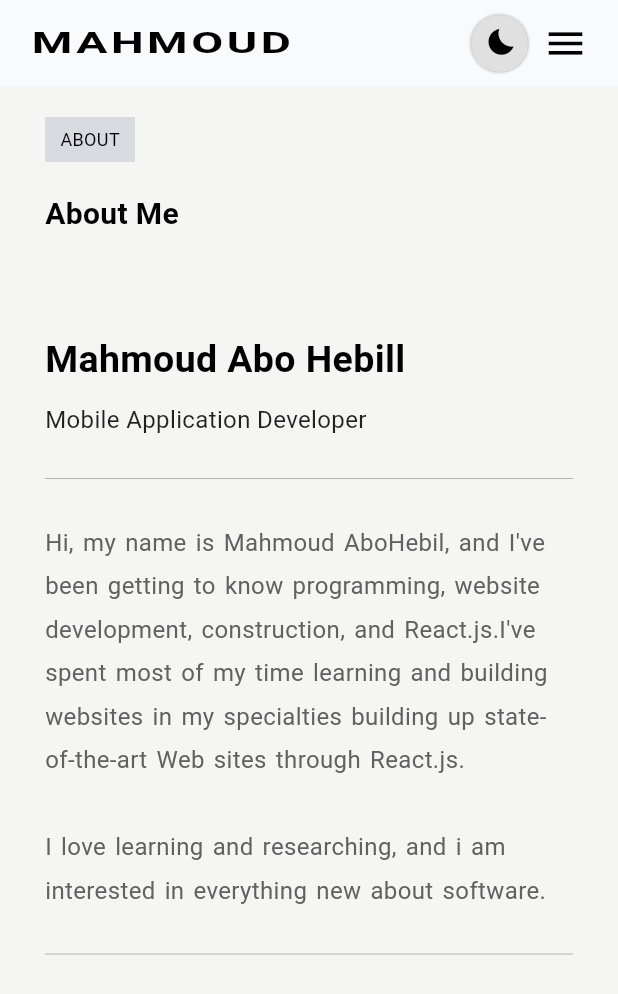
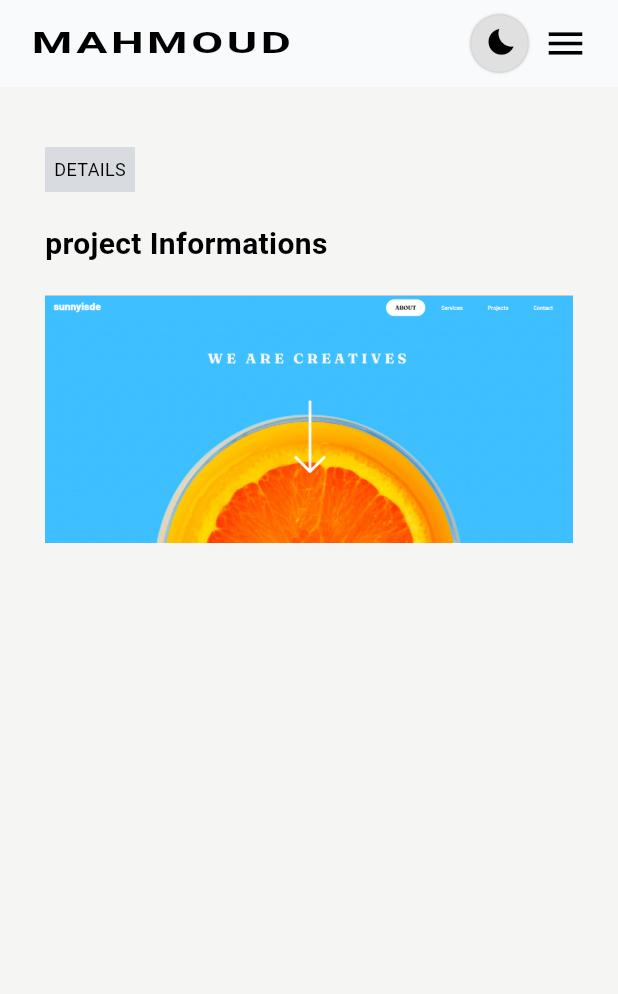
Before and after one commit to MahmoudAboHebil/my_portfolio_web_flutter, a Flutter app: the DetailsSection screen opened by its route, on a phone screen of 412 x 824 dp. Shown: the top 994 px of the screen. Run offline on Flutter 3.47's test engine with Material 3 defaults, Android fonts, the phone set to English and light mode, and no system bars; our stand-ins replace animated_text_kit, font_awesome_flutter, get_it, google_fonts, percent_indicator.

Commit message:
adding Details-section`s content

```diff
--- a/lib/sections/details_section/details_section.dart
+++ b/lib/sections/details_section/details_section.dart
@@ -1,13 +1,8 @@
 import 'dart:async';
-import 'dart:math';
 import 'package:flutter/material.dart';
 import 'package:google_fonts/google_fonts.dart';
-import 'package:percent_indicator/linear_percent_indicator.dart';
-import 'package:portfolio_2/components/section_title/section_title.dart';
-import 'package:portfolio_2/sections/home_section/components/animated_image.dart';
-import 'package:portfolio_2/sections/home_section/components/name_and_description.dart';
+import '../../components/section_title/section_title.dart';
 
-///todo: fix the padding or margin around wight box
 class DetailsSection extends StatefulWidget {
   @override
   State<DetailsSection> createState() => _DetailsSectionState();
@@ -17,17 +12,18 @@ class _DetailsSectionState extends State<DetailsSection>
     with SingleTickerProviderStateMixin {
   late AnimationController _animationController;
   late Animation<double> animation;
+
   @override
   void initState() {
     super.initState();
     _animationController = AnimationController(
       vsync: this,
-      duration: Duration(milliseconds: 800),
+      duration: Duration(seconds: 1, milliseconds: 500),
     );
     animation =
         CurvedAnimation(parent: _animationController, curve: Curves.easeInOut);
     Timer(
-      Duration(milliseconds: 300),
+      Duration(milliseconds: 200),
       () => _animationController.forward(),
     );
   }
@@ -42,80 +38,34 @@ class _DetailsSectionState extends State<DetailsSection>
   Widget detailsContent(Size size) {
     if (size.width >= 1046) {
       return Container(
+        alignment: Alignment.center,
+        child: Column(
+          mainAxisAlignment: MainAxisAlignment.start,
+          crossAxisAlignment: CrossAxisAlignment.center,
+          children: [
+            Container(
+              margin: EdgeInsets.symmetric(horizontal: 30, vertical: 20),
+              width: size.width > 1046 ? 900 : 775,
               child: Column(
                 mainAxisAlignment: MainAxisAlignment.start,
                 crossAxisAlignment: CrossAxisAlignment.start,
                 children: [
-            Container(
-              padding: EdgeInsets.symmetric(horizontal: 30, vertical: 20),
-              child: Column(
-                mainAxisAlignment: MainAxisAlignment.start,
-                crossAxisAlignment: CrossAxisAlignment.start,
-                children: [
+                  SectionTitle('project Informations', 'DETAILS', 60, 30),
                   SizedBox(
-                    height: 30,
+                    height: 20,
                   ),
-                  SectionTitle('About Me', 'ABOUT', 60, 30),
+                  ImageDetails(size, 1),
                   SizedBox(
-                    height: 30,
-                  ),
-                  // ImageContainer(
-                  //   size: size,
-                  //   isBiggerLayout: true,
-                  //   image: "assets/images/port.png",
-                  // ),
-                  SizedBox(
-                    height: 35,
+                    height: 5,
                   ),
                   Text(
-                    'Mahmoud Abo Hebill',
+                    'Sunnyside Agency Landing',
                     style: GoogleFonts.roboto(
                       color: Colors.black,
-                      fontSize: 25,
-                      fontWeight: FontWeight.bold,
+                      fontSize: 22,
+                      fontWeight: FontWeight.w600,
                     ),
-                  ),
-                  SizedBox(
-                    height: 10,
-                  ),
-                  Text(
-                    'Mobile Application Developer',
-                    style: GoogleFonts.roboto(
-                      color: Colors.black87,
-                      fontSize: 16,
-                    ),
-                  ),
-                  Container(
-                    margin: EdgeInsets.symmetric(vertical: 20),
-                    child: Divider(
-                      color: Colors.grey.shade500,
-                      thickness: 0.5,
-                    ),
-                  ),
-                  Row(
-                    mainAxisAlignment: MainAxisAlignment.start,
-                    children: [
-                      Expanded(
-                        child: Text(
-                          'Hi, my name is Mahmoud AboHebil, and I\'ve been getting to know programming, website development, construction, and React.js.I\'ve spent most of my time learning and building websites in my specialties building up state-of-the-art Web sites through React.js.\n\nI love learning and researching, and i am interested in everything new about software.',
-                          style: GoogleFonts.roboto(
-                              color: Colors.grey.shade700,
-                              height: 1.8,
-                              fontSize: 16,
-                              wordSpacing: 1.8),
-                          maxLines: 15,
-                          textAlign: TextAlign.start,
-                        ),
-                      ),
-                    ],
-                  ),
-                  Container(
-                    margin: EdgeInsets.symmetric(vertical: 20),
-                    child: Divider(
-                      color: Colors.grey.shade500,
-                      thickness: 0.5,
-                    ),
-                  ),
+                  )
                 ],
               ),
             ),
@@ -124,77 +74,24 @@ class _DetailsSectionState extends State<DetailsSection>
       );
     } else if (size.width < 1046 && size.width >= 650) {
       return Container(
+        alignment: Alignment.center,
         child: Column(
           mainAxisAlignment: MainAxisAlignment.start,
-          crossAxisAlignment: CrossAxisAlignment.start,
+          crossAxisAlignment: CrossAxisAlignment.center,
           children: [
             Container(
+              alignment: Alignment.center,
+              width: 800,
               padding: EdgeInsets.symmetric(horizontal: 30, vertical: 20),
               child: Column(
                 mainAxisAlignment: MainAxisAlignment.start,
                 crossAxisAlignment: CrossAxisAlignment.start,
                 children: [
-                  SectionTitle('About Me', 'ABOUT', 60, 28),
+                  SectionTitle('project Informations', 'DETAILS', 60, 28),
                   SizedBox(
-                    height: 30,
+                    height: 20,
                   ),
-                  // ImageContainer(
-                  //   size: size,
-                  //   isBiggerLayout: false,
-                  //   image: "assets/images/port.png",
-                  // ),
-                  SizedBox(
-                    height: 35,
-                  ),
-                  Text(
-                    'Mahmoud Abo Hebill',
-                    style: GoogleFonts.roboto(
-                      color: Colors.black,
-                      fontSize: 25,
-                      fontWeight: FontWeight.bold,
-                    ),
-                  ),
-                  SizedBox(
-                    height: 10,
-                  ),
-                  Text(
-                    'Mobile Application Developer',
-                    style: GoogleFonts.roboto(
-                      color: Colors.black87,
-                      fontSize: 16,
-                    ),
-                  ),
-                  Container(
-                    margin: EdgeInsets.symmetric(vertical: 20),
-                    child: Divider(
-                      color: Colors.grey.shade500,
-                      thickness: 0.5,
-                    ),
-                  ),
-                  Row(
-                    mainAxisAlignment: MainAxisAlignment.start,
-                    children: [
-                      Expanded(
-                        child: Text(
-                          'Hi, my name is Mahmoud AboHebil, and I\'ve been getting to know programming, website development, construction, and React.js.I\'ve spent most of my time learning and building websites in my specialties building up state-of-the-art Web sites through React.js.\n\nI love learning and researching, and i am interested in everything new about software.',
-                          style: GoogleFonts.roboto(
-                              color: Colors.grey.shade700,
-                              height: 1.8,
-                              fontSize: 16,
-                              wordSpacing: 1.8),
-                          maxLines: 15,
-                          textAlign: TextAlign.start,
-                        ),
-                      ),
-                    ],
-                  ),
-                  Container(
-                    margin: EdgeInsets.symmetric(vertical: 20),
-                    child: Divider(
-                      color: Colors.grey.shade500,
-                      thickness: 0.5,
-                    ),
-                  ),
+                  ImageDetails(size, 2)
                 ],
               ),
             ),
@@ -214,67 +111,11 @@ class _DetailsSectionState extends State<DetailsSection>
                 crossAxisAlignment: CrossAxisAlignment.start,
                 mainAxisAlignment: MainAxisAlignment.start,
                 children: [
-                  SectionTitle('About Me', 'ABOUT', 60, 20),
+                  SectionTitle('project Informations', 'DETAILS', 60, 20),
                   SizedBox(
-                    height: 30,
+                    height: 20,
                   ),
-                  // ImageContainer(
-                  //   size: size,
-                  //   isBiggerLayout: false,
-                  //   image: "assets/images/port.png",
-                  // ),
-                  SizedBox(
-                    height: 35,
-                  ),
-                  Text(
-                    'Mahmoud Abo Hebill',
-                    style: GoogleFonts.roboto(
-                      color: Colors.black,
-                      fontSize: 25,
-                      fontWeight: FontWeight.bold,
-                    ),
-                  ),
-                  SizedBox(
-                    height: 10,
-                  ),
-                  Text(
-                    'Mobile Application Developer',
-                    style: GoogleFonts.roboto(
-                      color: Colors.black87,
-                      fontSize: 16,
-                    ),
-                  ),
-                  Container(
-                    margin: EdgeInsets.symmetric(vertical: 20),
-                    child: Divider(
-                      color: Colors.grey.shade500,
-                      thickness: 0.5,
-                    ),
-                  ),
-                  Row(
-                    mainAxisAlignment: MainAxisAlignment.start,
-                    children: [
-                      Expanded(
-                        child: Text(
-                          'Hi, my name is Mahmoud AboHebil, and I\'ve been getting to know programming, website development, construction, and React.js.I\'ve spent most of my time learning and building websites in my specialties building up state-of-the-art Web sites through React.js.\n\nI love learning and researching, and i am interested in everything new about software.',
-                          style: GoogleFonts.roboto(
-                              color: Colors.grey.shade700,
-                              height: 1.8,
-                              fontSize: 16,
-                              wordSpacing: 1.8),
-                          maxLines: 15,
-                          textAlign: TextAlign.start,
-                        ),
-                      ),
-                    ],
-                  ),
-                  Container(
-                    margin: EdgeInsets.symmetric(vertical: 20),
-                    child: Divider(
-                      color: Colors.grey.shade500,
-                      thickness: 0.5,
-                    ),
-                  ),
+                  ImageDetails(size, 3)
                 ],
               ),
             ),
@@ -288,7 +129,9 @@ class _DetailsSectionState extends State<DetailsSection>
   Widget build(BuildContext context) {
     Size size = MediaQuery.of(context).size;
 
-    return SlideTransition(
+    return SingleChildScrollView(
+      primary: true,
+      child: SlideTransition(
         position: Tween<Offset>(
           begin: Offset(-0.1, 0),
           end: Offset.zero,
@@ -298,9 +141,64 @@ class _DetailsSectionState extends State<DetailsSection>
           child: Container(
             color: Color(0xfff5f5f4),
             alignment: Alignment.topLeft,
+            padding: EdgeInsets.only(
+              top: 20,
+            ),
             child: detailsContent(size),
+          ),
         ),
       ),
     );
   }
 }
+
+class ImageDetails extends StatefulWidget {
+  Size size;
+  int layout;
+
+  ImageDetails(this.size, this.layout);
+
+  @override
+  State<ImageDetails> createState() => _ImageDetailsState();
+}
+
+class _ImageDetailsState extends State<ImageDetails> {
+  bool isHover = false;
+  double getHight(int layout) {
+    if (layout == 1) {
+      return widget.size.width / 3.3;
+    } else if (layout == 2) {
+      return 250;
+    } else {
+      return widget.size.width / 2.5;
+    }
+  }
+
+  double getWidth(int layout) {
+    if (layout == 1) {
+      return widget.size.width / 1.5;
+    } else if (layout == 2) {
+      return 550;
+    } else {
+      return widget.size.width;
+    }
+  }
+
+  @override
+  Widget build(BuildContext context) {
+    return Container(
+      width: getWidth(widget.layout),
+      height: getHight(widget.layout),
+      decoration: BoxDecoration(
+        color: Colors.grey,
+        image: DecorationImage(
+          alignment: Alignment.topCenter,
+          fit: BoxFit.cover,
+          image: AssetImage(
+            'assets/images/port.png',
+          ),
+        ),
+      ),
+    );
+  }
+}
```
Lines whose indentation alone changed are shown as unchanged.
